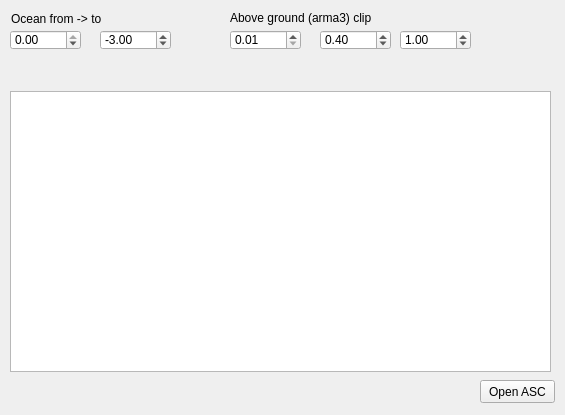
The window that widget.ui (SnakeManPMC/arma-3-Heightmap_Clipper) describes before a commit, drawn with Qt 5.
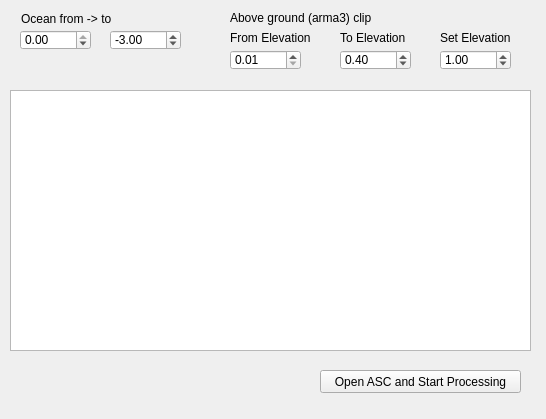
The same window after the commit.

The edit to the form file:
```diff
--- a/widget.ui
+++ b/widget.ui
@@ -6,8 +6,8 @@
    <rect>
     <x>0</x>
     <y>0</y>
-    <width>565</width>
-    <height>415</height>
+    <width>546</width>
+    <height>419</height>
    </rect>
   </property>
   <property name="windowTitle">
@@ -16,32 +16,32 @@
   <widget class="QPushButton" name="openASC">
    <property name="geometry">
     <rect>
-     <x>480</x>
-     <y>380</y>
-     <width>75</width>
+     <x>320</x>
+     <y>370</y>
+     <width>201</width>
      <height>23</height>
     </rect>
    </property>
    <property name="text">
-    <string>Open ASC</string>
+    <string>Open ASC and Start Processing</string>
    </property>
   </widget>
   <widget class="QTextEdit" name="textEdit">
    <property name="geometry">
     <rect>
      <x>10</x>
-     <y>91</y>
-     <width>541</width>
-     <height>281</height>
+     <y>90</y>
+     <width>521</width>
+     <height>261</height>
     </rect>
    </property>
   </widget>
   <widget class="QLabel" name="ocean_label">
    <property name="geometry">
     <rect>
-     <x>11</x>
+     <x>21</x>
      <y>11</y>
-     <width>201</width>
+     <width>171</width>
      <height>16</height>
     </rect>
    </property>
@@ -52,7 +52,7 @@
   <widget class="QDoubleSpinBox" name="ocean_level">
    <property name="geometry">
     <rect>
-     <x>10</x>
+     <x>20</x>
      <y>30</y>
      <width>71</width>
      <height>20</height>
@@ -68,7 +68,7 @@
   <widget class="QDoubleSpinBox" name="ocean_clip">
    <property name="geometry">
     <rect>
-     <x>100</x>
+     <x>110</x>
      <y>30</y>
      <width>71</width>
      <height>20</height>
@@ -101,7 +101,7 @@
    <property name="geometry">
     <rect>
      <x>230</x>
-     <y>30</y>
+     <y>50</y>
      <width>71</width>
      <height>20</height>
     </rect>
@@ -122,8 +122,8 @@
   <widget class="QDoubleSpinBox" name="aboveGround_high">
    <property name="geometry">
     <rect>
-     <x>320</x>
-     <y>30</y>
+     <x>340</x>
+     <y>50</y>
      <width>71</width>
      <height>20</height>
     </rect>
@@ -144,8 +144,8 @@
   <widget class="QDoubleSpinBox" name="aboveGround_clip">
    <property name="geometry">
     <rect>
-     <x>400</x>
-     <y>30</y>
+     <x>440</x>
+     <y>50</y>
      <width>71</width>
      <height>20</height>
     </rect>
@@ -163,6 +163,45 @@
     <double>1.000000000000000</double>
    </property>
   </widget>
+  <widget class="QLabel" name="label_from_elevation">
+   <property name="geometry">
+    <rect>
+     <x>230</x>
+     <y>30</y>
+     <width>111</width>
+     <height>16</height>
+    </rect>
+   </property>
+   <property name="text">
+    <string>From Elevation</string>
+   </property>
+  </widget>
+  <widget class="QLabel" name="label_to_elevation">
+   <property name="geometry">
+    <rect>
+     <x>340</x>
+     <y>30</y>
+     <width>91</width>
+     <height>16</height>
+    </rect>
+   </property>
+   <property name="text">
+    <string>To Elevation</string>
+   </property>
+  </widget>
+  <widget class="QLabel" name="label_change_elevation">
+   <property name="geometry">
+    <rect>
+     <x>440</x>
+     <y>30</y>
+     <width>91</width>
+     <height>16</height>
+    </rect>
+   </property>
+   <property name="text">
+    <string>Set Elevation</string>
+   </property>
+  </widget>
  </widget>
  <layoutdefault spacing="6" margin="11"/>
  <resources/>
```
